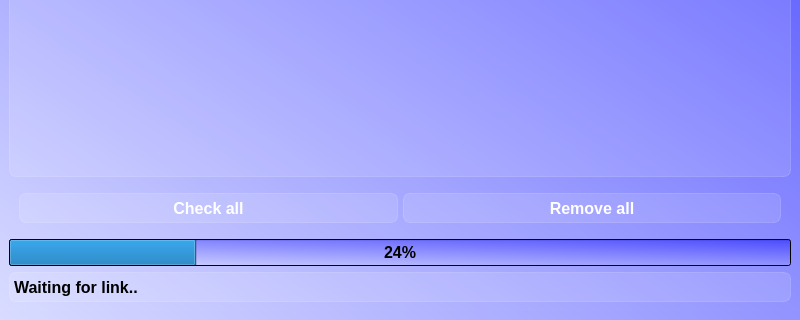
Above: src/blackpearl/ui/ui/main_ui.ui from Skorikof/BlackPearl before the change; both pictures show x 0 to 800 and y 280 to 600 of the 800 by 600 pixel window. Below: the same form after it.
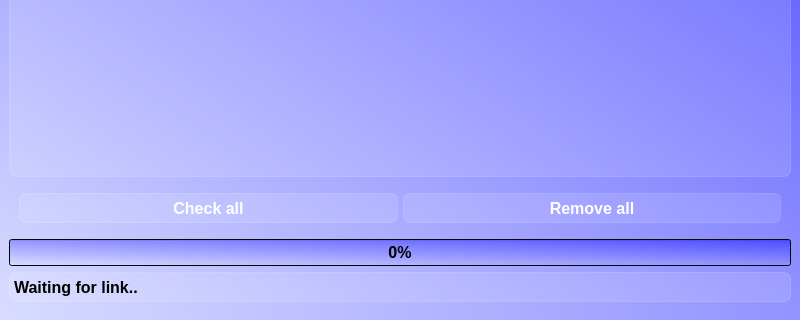
That is the form after the change.

Diff of the .ui file:
```diff
--- a/src/blackpearl/ui/ui/main_ui.ui
+++ b/src/blackpearl/ui/ui/main_ui.ui
@@ -668,7 +668,10 @@
            </font>
           </property>
           <property name="value">
-           <number>24</number>
+           <number>0</number>
+          </property>
+          <property name="textVisible">
+           <bool>true</bool>
           </property>
          </widget>
         </item>
```
Left out of the diff: 13 changed lines with no effect on the pictures.
